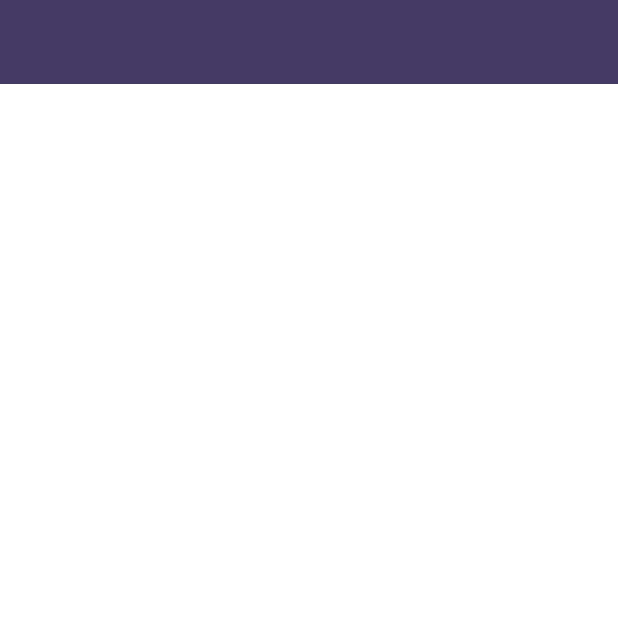
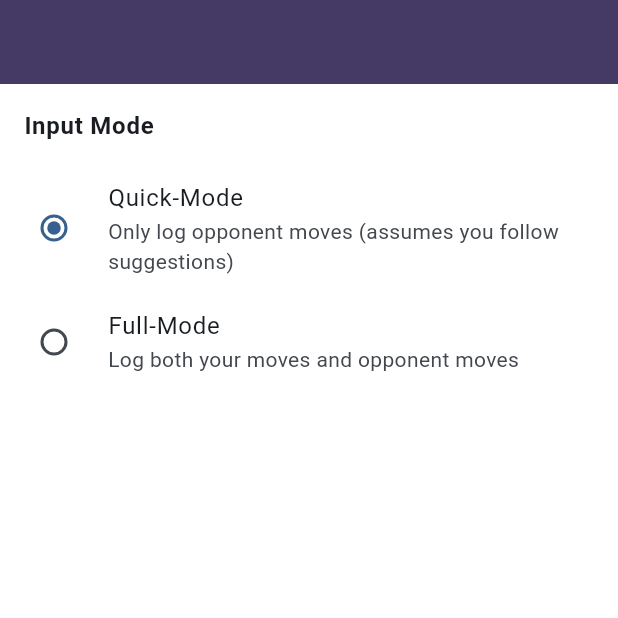
Before and after one commit to Niek1610/PocketGM, a Flutter app: the SettingsScreen screen opened by its route, on a phone screen of 412 x 824 dp, the top half of it. Run offline on Flutter 3.47's test engine with Material 3 defaults, Android fonts, the phone set to English and light mode, and no system bars; our stand-ins replace fast_immutable_collections, flutter_riverpod, go_router, shared_preferences; missing offline and left inert: chessground, dartchess, stockfish; accounts and stored records are empty.

Commit message:
settings screen

```diff
--- a/analysis_options.yaml
+++ b/analysis_options.yaml
@@ -1 +1,4 @@
 include: package:flutter_lints/flutter.yaml
+analyzer:
+  errors:
+    depend_on_referenced_packages: ignore
--- a/lib/models/input_mode.dart
+++ b/lib/models/input_mode.dart
@@ -1 +1 @@
-enum InputMode { quickPlay, manual }
+enum InputMode { quickMode, fullMode }
--- a/lib/providers/settings_provider.dart
+++ b/lib/providers/settings_provider.dart
@@ -7,7 +7,7 @@ import 'package:pocketgm/services/storage_service.dart';
 
 class SettingsProvider extends ChangeNotifier {
   Side _playingAs = Side.white;
-  InputMode _inputMode = InputMode.quickPlay;
+  InputMode _inputMode = InputMode.quickMode;
 
   SettingsProvider() {
     _loadSettings();
--- a/lib/screens/game_screen.dart
+++ b/lib/screens/game_screen.dart
@@ -157,7 +157,7 @@ class _GameScreenState extends ConsumerState<GameScreen> {
                     Row(
                       mainAxisAlignment: MainAxisAlignment.spaceBetween,
                       children: [
-                        Text("Mode", style: TextStyle(color: white)),
+                        Text("InputMode", style: TextStyle(color: white)),
                         Text("Connectivity", style: TextStyle(color: white)),
                       ],
                     ),
--- a/lib/screens/settings_screen.dart
+++ b/lib/screens/settings_screen.dart
@@ -1,6 +1,8 @@
 import 'package:flutter/material.dart';
 import 'package:flutter_riverpod/flutter_riverpod.dart';
 import 'package:pocketgm/constants/colors..dart';
+import 'package:pocketgm/models/input_mode.dart';
+import 'package:pocketgm/providers/settings_provider.dart';
 import 'package:pocketgm/widgets/app_scaffold.dart';
 
 class SettingsScreen extends ConsumerStatefulWidget {
@@ -13,6 +15,46 @@ class SettingsScreen extends ConsumerStatefulWidget {
 class _SettingsScreenState extends ConsumerState<SettingsScreen> {
   @override
   Widget build(BuildContext context) {
-    return AppScaffold(backgroundColor: white, body: Container());
+    final settings = ref.watch(settingsProvider);
+    return AppScaffold(
+      backgroundColor: white,
+      body: ListView(
+        children: [
+          // Input Mode
+          ListTile(
+            title: Text(
+              'Input Mode',
+              style: TextStyle(fontWeight: FontWeight.bold),
+            ),
+          ),
+
+          RadioListTile<InputMode>(
+            title: Text('Quick-Mode'),
+            subtitle: Text(
+              'Only log opponent moves (assumes you follow suggestions)',
+            ),
+            value: InputMode.quickMode,
+            groupValue: settings.inputMode,
+            onChanged: (mode) {
+              if (mode != null) {
+                ref.read(settingsProvider.notifier).setInputMode(mode);
+              }
+            },
+          ),
+
+          RadioListTile<InputMode>(
+            title: Text('Full-Mode'),
+            subtitle: Text('Log both your moves and opponent moves'),
+            value: InputMode.fullMode,
+            groupValue: settings.inputMode,
+            onChanged: (mode) {
+              if (mode != null) {
+                ref.read(settingsProvider.notifier).setInputMode(mode);
+              }
+            },
+          ),
+        ],
+      ),
+    );
   }
 }
```
Also changed, not shown: lib/providers/game_provider.dart (+5 -2 lines).
